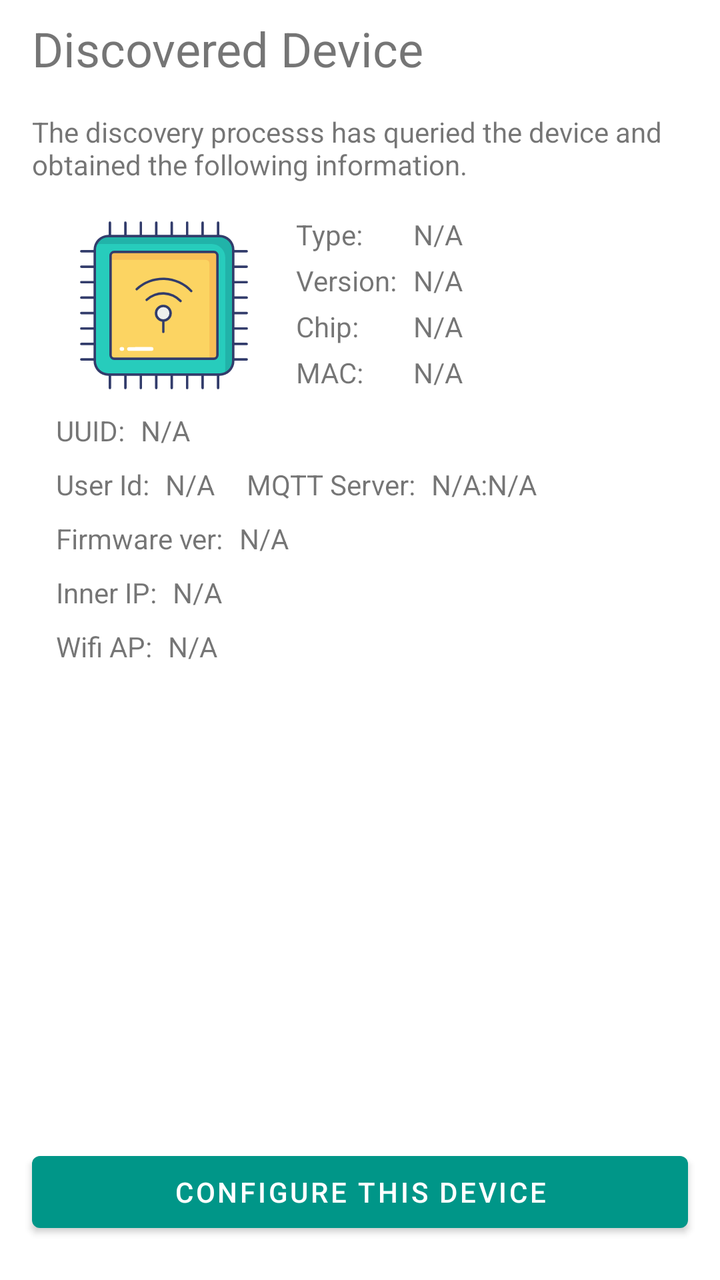
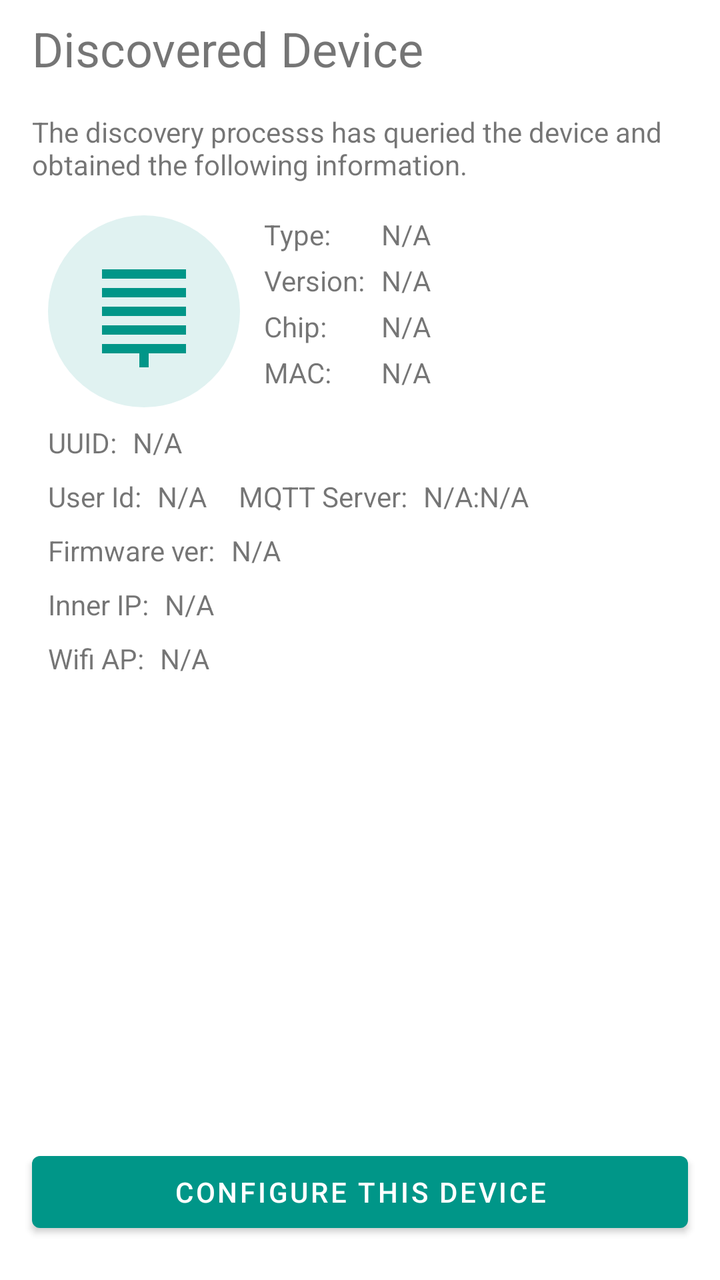

Two renders of the same Android screen: before a commit and after it. Below are the layout's source before the change and the commit's diff.
<!-- AndroidManifest.xml: application theme AppTheme -->
<!-- res/layout/fragment_info.xml -->
<?xml version="1.0" encoding="utf-8"?>
<androidx.constraintlayout.widget.ConstraintLayout xmlns:android="http://schemas.android.com/apk/res/android"
    xmlns:app="http://schemas.android.com/apk/res-auto"
    xmlns:tools="http://schemas.android.com/tools"
    android:layout_width="match_parent"
    android:layout_height="match_parent"
    tools:context=".ui.fragments.pair.ShowDeviceInfoFragment">

    <ImageView
        android:id="@+id/imageView"
        android:layout_width="108dp"
        android:layout_height="90dp"
        android:layout_marginStart="28dp"
        android:layout_marginLeft="28dp"
        android:layout_marginTop="16dp"
        android:contentDescription="@string/device_icon_description"
        android:src="@drawable/cpu"
        app:layout_constraintStart_toStartOf="parent"
        app:layout_constraintTop_toBottomOf="@+id/textView9" />

    <TextView
        android:id="@+id/textView2"
        android:layout_width="wrap_content"
        android:layout_height="wrap_content"
        android:layout_marginStart="12dp"
        android:layout_marginLeft="12dp"
        android:text="@string/type"
        app:layout_constraintStart_toEndOf="@+id/imageView"
        app:layout_constraintTop_toTopOf="@+id/imageView" />

    <TextView
        android:id="@+id/textView11"
        android:layout_width="wrap_content"
        android:layout_height="wrap_content"
        android:layout_marginTop="8dp"
        android:text="@string/firmware_ver"
        app:layout_constraintStart_toStartOf="@+id/textView12"
        app:layout_constraintTop_toBottomOf="@+id/textView12" />

    <TextView
        android:id="@+id/textView16"
        android:layout_width="wrap_content"
        android:layout_height="wrap_content"
        android:layout_marginTop="8dp"
        android:text="@string/inner_ip"
        app:layout_constraintStart_toStartOf="@+id/textView11"
        app:layout_constraintTop_toBottomOf="@+id/textView11" />

    <TextView
        android:id="@+id/textView17"
        android:layout_width="wrap_content"
        android:layout_height="wrap_content"
        android:layout_marginTop="8dp"
        android:text="@string/wifi_ap"
        app:layout_constraintStart_toStartOf="@+id/textView16"
        app:layout_constraintTop_toBottomOf="@+id/textView16" />

    <TextView
        android:id="@+id/textView13"
        android:layout_width="wrap_content"
        android:layout_height="wrap_content"
        android:layout_marginStart="16dp"
        android:layout_marginLeft="16dp"
        android:text="@string/mqtt_server"
        app:layout_constraintStart_toEndOf="@+id/discoveredUserID"
        app:layout_constraintTop_toTopOf="@+id/discoveredUserID" />

    <TextView
        android:id="@+id/textView12"
        android:layout_width="wrap_content"
        android:layout_height="wrap_content"
        android:layout_marginTop="8dp"
        android:text="@string/user_id"
        app:layout_constraintStart_toStartOf="@+id/textView8"
        app:layout_constraintTop_toBottomOf="@+id/textView8" />

    <TextView
        android:id="@+id/textView5"
        android:layout_width="wrap_content"
        android:layout_height="wrap_content"
        android:layout_marginTop="4dp"
        android:text="@string/version"
        app:layout_constraintStart_toStartOf="@+id/textView2"
        app:layout_constraintTop_toBottomOf="@+id/textView2" />

    <TextView
        android:id="@+id/textView6"
        android:layout_width="wrap_content"
        android:layout_height="wrap_content"
        android:layout_marginTop="4dp"
        android:text="@string/chip"
        app:layout_constraintStart_toStartOf="@+id/textView2"
        app:layout_constraintTop_toBottomOf="@+id/textView5" />

    <TextView
        android:id="@+id/textView7"
        android:layout_width="wrap_content"
        android:layout_height="wrap_content"
        android:layout_marginTop="4dp"
        android:text="@string/mac"
        app:layout_constraintStart_toStartOf="@+id/textView2"
        app:layout_constraintTop_toBottomOf="@+id/textView6" />

    <TextView
        android:id="@+id/textView8"
        android:layout_width="wrap_content"
        android:layout_height="wrap_content"
        android:layout_marginTop="8dp"
        android:text="@string/uuid"
        app:layout_constraintStart_toStartOf="@+id/imageView"
        app:layout_constraintTop_toBottomOf="@+id/imageView" />

    <TextView
        android:id="@+id/discoveredUUID"
        android:layout_width="wrap_content"
        android:layout_height="wrap_content"
        android:layout_marginStart="8dp"
        android:layout_marginLeft="8dp"
        android:text="@string/na"
        android:textIsSelectable="true"
        app:layout_constraintStart_toEndOf="@+id/textView8"
        app:layout_constraintTop_toTopOf="@+id/textView8" />

    <TextView
        android:id="@+id/textView3"
        android:layout_width="wrap_content"
        android:layout_height="wrap_content"
        android:layout_marginStart="16dp"
        android:layout_marginLeft="16dp"
        android:layout_marginTop="8dp"
        android:text="@string/discovered_device_title"
        android:textAllCaps="false"
        android:textSize="24sp"
        app:layout_constraintStart_toStartOf="parent"
        app:layout_constraintTop_toTopOf="parent" />

    <TextView
        android:id="@+id/discoveredType"
        android:layout_width="wrap_content"
        android:layout_height="wrap_content"
        android:layout_marginStart="8dp"
        android:layout_marginLeft="8dp"
        android:text="@string/na"
        android:textIsSelectable="true"
        app:layout_constraintStart_toEndOf="@+id/textView5"
        app:layout_constraintTop_toTopOf="@+id/textView2" />

    <TextView
        android:id="@+id/discoveredFWVer"
        android:layout_width="wrap_content"
        android:layout_height="wrap_content"
        android:layout_marginStart="8dp"
        android:layout_marginLeft="8dp"
        android:text="@string/na"
        android:textIsSelectable="true"
        app:layout_constraintStart_toEndOf="@+id/textView11"
        app:layout_constraintTop_toTopOf="@+id/textView11" />

    <TextView
        android:id="@+id/discoveredMQTTServer"
        android:layout_width="wrap_content"
        android:layout_height="wrap_content"
        android:layout_marginStart="8dp"
        android:layout_marginLeft="8dp"
        android:text="@string/na"
        android:textIsSelectable="true"
        app:layout_constraintStart_toEndOf="@+id/textView13"
        app:layout_constraintTop_toTopOf="@+id/textView13" />

    <TextView
        android:id="@+id/discoveredMQTTServerPort"
        android:layout_width="wrap_content"
        android:layout_height="wrap_content"
        android:text="@string/na"
        android:textIsSelectable="true"
        app:layout_constraintStart_toEndOf="@+id/textView15"
        app:layout_constraintTop_toTopOf="@+id/textView15" />

    <TextView
        android:id="@+id/discoveredWifiMac"
        android:layout_width="wrap_content"
        android:layout_height="wrap_content"
        android:layout_marginStart="8dp"
        android:layout_marginLeft="8dp"
        android:text="@string/na"
        android:textIsSelectable="true"
        app:layout_constraintStart_toEndOf="@+id/textView17"
        app:layout_constraintTop_toTopOf="@+id/textView17" />

    <TextView
        android:id="@+id/discoveredUserID"
        android:layout_width="wrap_content"
        android:layout_height="wrap_content"
        android:layout_marginStart="8dp"
        android:layout_marginLeft="8dp"
        android:text="@string/na"
        android:textIsSelectable="true"
        app:layout_constraintStart_toEndOf="@+id/textView12"
        app:layout_constraintTop_toTopOf="@+id/textView12" />

    <TextView
        android:id="@+id/discoveredInnerIP"
        android:layout_width="wrap_content"
        android:layout_height="wrap_content"
        android:layout_marginStart="8dp"
        android:layout_marginLeft="8dp"
        android:text="@string/na"
        android:textIsSelectable="true"
        app:layout_constraintStart_toEndOf="@+id/textView16"
        app:layout_constraintTop_toTopOf="@+id/textView16" />

    <TextView
        android:id="@+id/discoveredVersion"
        android:layout_width="wrap_content"
        android:layout_height="wrap_content"
        android:layout_marginStart="8dp"
        android:layout_marginLeft="8dp"
        android:text="@string/na"
        android:textIsSelectable="true"
        app:layout_constraintStart_toEndOf="@+id/textView5"
        app:layout_constraintTop_toTopOf="@+id/textView5" />

    <TextView
        android:id="@+id/discoveredChip"
        android:layout_width="wrap_content"
        android:layout_height="wrap_content"
        android:layout_marginStart="8dp"
        android:layout_marginLeft="8dp"
        android:text="@string/na"
        android:textIsSelectable="true"
        app:layout_constraintStart_toEndOf="@+id/textView5"
        app:layout_constraintTop_toTopOf="@+id/textView6" />

    <TextView
        android:id="@+id/discoveredMAC"
        android:layout_width="wrap_content"
        android:layout_height="wrap_content"
        android:layout_marginStart="8dp"
        android:layout_marginLeft="8dp"
        android:text="@string/na"
        android:textIsSelectable="true"
        app:layout_constraintStart_toEndOf="@+id/textView5"
        app:layout_constraintTop_toTopOf="@+id/textView7" />

    <TextView
        android:id="@+id/textView15"
        android:layout_width="wrap_content"
        android:layout_height="wrap_content"
        android:text="@string/colon"
        app:layout_constraintStart_toEndOf="@+id/discoveredMQTTServer"
        app:layout_constraintTop_toTopOf="@+id/discoveredMQTTServer" />

    <Button
        android:id="@+id/configureButton"
        android:layout_width="0dp"
        android:layout_height="wrap_content"
        android:layout_marginStart="16dp"
        android:layout_marginLeft="16dp"
        android:layout_marginEnd="16dp"
        android:layout_marginRight="16dp"
        android:layout_marginBottom="20dp"
        android:text="@string/configure_btn"
        app:layout_constraintBottom_toBottomOf="parent"
        app:layout_constraintEnd_toEndOf="parent"
        app:layout_constraintStart_toStartOf="parent"
        app:layout_constraintTop_toBottomOf="@+id/textView17"
        app:layout_constraintVertical_bias="1.0" />

    <TextView
        android:id="@+id/textView9"
        android:layout_width="0dp"
        android:layout_height="wrap_content"
        android:layout_marginTop="16dp"
        android:layout_marginEnd="16dp"
        android:layout_marginRight="16dp"
        android:text="@string/fragment_info_text"
        app:layout_constraintEnd_toEndOf="parent"
        app:layout_constraintStart_toStartOf="@+id/textView3"
        app:layout_constraintTop_toBottomOf="@+id/textView3" />

</androidx.constraintlayout.widget.ConstraintLayout>
<!-- resources referenced by this layout -->
<resources>
  <!-- drawable cpu: vector/xml drawable (drawable, 8027 chars, omitted) -->
  <string name="chip">Chip:</string>
  <string name="colon">:</string>
  <string name="configure_btn">Configure this device</string>
  <string name="device_icon_description">Device Icon</string>
  <string name="discovered_device_title">Discovered Device</string>
  <string name="firmware_ver">Firmware ver:</string>
  <string name="fragment_info_text">"The discovery processs has queried the device and obtained the following information. "</string>
  <string name="inner_ip">Inner IP:</string>
  <string name="mac">MAC:</string>
  <string name="mqtt_server">MQTT Server:</string>
  <string name="na">N/A</string>
  <string name="type">Type:</string>
  <string name="user_id">User Id:</string>
  <string name="uuid">UUID:</string>
  <string name="version">Version:</string>
  <string name="wifi_ap">Wifi AP:</string>
  <style name="AppTheme" parent="Theme.MaterialComponents.Light">
          <item name="colorPrimary">@color/colorPrimary</item>
          <item name="colorPrimaryDark">@color/colorPrimaryDark</item>
          <item name="colorPrimaryVariant">@color/colorPrimaryLight</item>
  
          <item name="colorSecondary">@color/colorAccent</item>
          <item name="colorSecondaryVariant">@color/colorSecondaryLight</item>
  
          <item name="windowActionBar">false</item>
          <item name="windowNoTitle">true</item>
      </style>
  <color name="colorPrimary">#009688</color>
  <color name="colorPrimaryDark">#00796B</color>
  <color name="colorPrimaryLight">#B2DFDB</color>
  <color name="colorAccent">#FFC107</color>
  <color name="colorSecondaryLight">#757575</color>
</resources>

<!-- the commit's change to res/layout/fragment_info.xml (unified diff, before → after) -->
@@ -6,17 +6,20 @@
     android:layout_height="match_parent"
     tools:context=".ui.fragments.pair.ShowDeviceInfoFragment">
 
-    <ImageView
+    <androidx.appcompat.widget.AppCompatImageView
         android:id="@+id/imageView"
-        android:layout_width="108dp"
-        android:layout_height="90dp"
-        android:layout_marginStart="28dp"
-        android:layout_marginLeft="28dp"
+        android:layout_width="96dp"
+        android:layout_height="96dp"
+        android:layout_marginStart="24dp"
+        android:layout_marginLeft="24dp"
         android:layout_marginTop="16dp"
+        android:background="@drawable/bg_pair_device_icon"
         android:contentDescription="@string/device_icon_description"
-        android:src="@drawable/cpu"
+        android:padding="20dp"
         app:layout_constraintStart_toStartOf="parent"
-        app:layout_constraintTop_toBottomOf="@+id/textView9" />
+        app:layout_constraintTop_toBottomOf="@+id/textView9"
+        app:srcCompat="@drawable/ic_roller_shutter"
+        app:tint="@color/colorPrimary" />
 
     <TextView
         android:id="@+id/textView2"
<!-- resource entries referenced after the edit -->
@@ -1,6 +1,5 @@
 <!-- resources referenced by this layout -->
 <resources>
-  <!-- drawable cpu: vector/xml drawable (drawable, 8027 chars, omitted) -->
   <string name="chip">Chip:</string>
   <string name="colon">:</string>
   <string name="configure_btn">Configure this device</string>
@@ -29,6 +28,22 @@
           <item name="windowNoTitle">true</item>
       </style>
   <color name="colorPrimary">#009688</color>
+  <!-- drawable bg_pair_device_icon (drawable) -->
+  <?xml version="1.0" encoding="utf-8"?>
+  <shape xmlns:android="http://schemas.android.com/apk/res/android"
+      android:shape="oval">
+      <solid android:color="#FFE0F2F1" />
+  </shape>
+  <!-- drawable ic_roller_shutter (drawable) -->
+  <vector xmlns:android="http://schemas.android.com/apk/res/android"
+      android:width="24dp"
+      android:height="24dp"
+      android:viewportWidth="24"
+      android:viewportHeight="24">
+      <path
+          android:fillColor="#FF000000"
+          android:pathData="M3,3h18v2H3zM3,7h18v2H3zM3,11h18v2H3zM3,15h18v2H3zM3,19h18v2H3zM11,21h2v3h-2z" />
+  </vector>
   <color name="colorPrimaryDark">#00796B</color>
   <color name="colorPrimaryLight">#B2DFDB</color>
   <color name="colorAccent">#FFC107</color>
